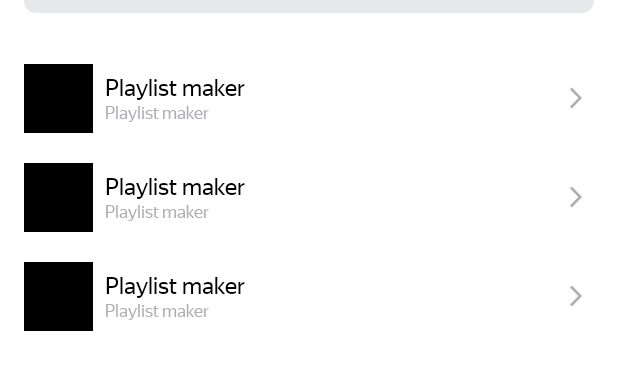
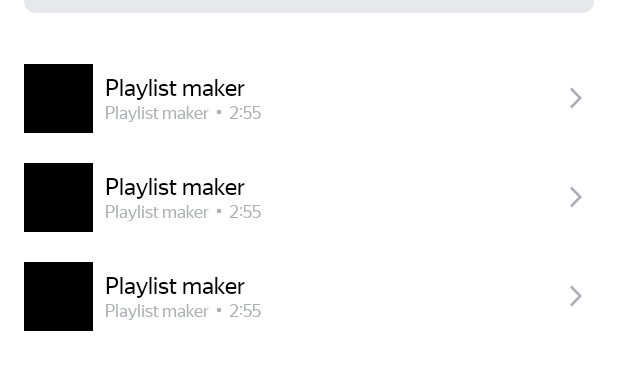
Before and after one commit to SafarySun/PlaylistMaker, an Android app: the layout activity_search.xml on its own in the app's theme, with its tools: preview values and no code run, on a phone screen of 412 x 824 dp. Shown: the part 155-525 px from the top of the screen. Run offline under Robolectric (Android 15) with nearby library versions, the phone set to English and light mode, and no system bars.

Commit message:
RecyclerView-sprin10-N2

```diff
--- a/app/src/main/java/com/practicum/playlistmaker/MainActivity.kt
+++ b/app/src/main/java/com/practicum/playlistmaker/MainActivity.kt
@@ -1,14 +1,8 @@
 package com.practicum.playlistmaker
 
-import android.annotation.SuppressLint
 import android.content.Intent
-import android.net.Uri
 import androidx.appcompat.app.AppCompatActivity
 import android.os.Bundle
-import android.view.View
-import android.widget.Button
-import android.widget.ImageView
-import android.widget.Toast
 import com.google.android.material.button.MaterialButton
 
 class MainActivity : AppCompatActivity() {
--- a/app/src/main/java/com/practicum/playlistmaker/SettingsActivity.kt
+++ b/app/src/main/java/com/practicum/playlistmaker/SettingsActivity.kt
@@ -1,5 +1,6 @@
 package com.practicum.playlistmaker
 
+import android.annotation.SuppressLint
 import android.content.Context
 import android.content.Intent
 import android.content.SharedPreferences
@@ -14,6 +15,7 @@ import android.widget.Switch
 
 class SettingsActivity : AppCompatActivity() {
     private lateinit var sharedPrefs: SharedPreferences
+    @SuppressLint("UseSwitchCompatOrMaterialCode")
     override fun onCreate(savedInstanceState: Bundle?) {
         super.onCreate(savedInstanceState)
         setContentView(R.layout.activity_settings)
@@ -40,7 +42,7 @@ class SettingsActivity : AppCompatActivity() {
         val writeSupport = findViewById<FrameLayout>(R.id.btn_write_support)
         writeSupport.setOnClickListener {
 
-            val messageIntent = Intent(Intent.ACTION_SENDTO).apply {
+            Intent(Intent.ACTION_SENDTO).apply {
                 data = Uri.parse("mailto:")
                 putExtra(Intent.EXTRA_EMAIL, arrayOf(getString(R.string.adress_email)))
                 putExtra(Intent.EXTRA_SUBJECT, getString(R.string.text_theme))
@@ -54,7 +56,7 @@ class SettingsActivity : AppCompatActivity() {
             val shareIntent = Intent(Intent.ACTION_SEND)
             shareIntent.putExtra(Intent.EXTRA_TEXT,getString(R.string.adress_android)
             )
-            shareIntent.setType("text/plain")
+            shareIntent.type = "text/plain"
             startActivity(Intent.createChooser(shareIntent, getString(R.string.share)))
         }
         //Пользовательское Соглашение
--- /dev/null
+++ b/app/src/main/res/drawable/point.xml
@@ -0,0 +1,9 @@
+<vector xmlns:android="http://schemas.android.com/apk/res/android"
+    android:width="13dp"
+    android:height="13dp"
+    android:viewportWidth="13"
+    android:viewportHeight="13">
+  <path
+      android:pathData="M6.5,6.5m-1.5,0a1.5,1.5 0,1 1,3 0a1.5,1.5 0,1 1,-3 0"
+      android:fillColor="@color/YP_Text_Gray"/>
+</vector>
--- a/app/src/main/res/layout/track_frame.xml
+++ b/app/src/main/res/layout/track_frame.xml
@@ -12,6 +12,7 @@
         android:layout_height="@dimen/avtor_image"
         tools:src="@color/black"
         android:layout_gravity="center"/>
+
 
     <LinearLayout
         android:layout_width="0dp"
@@ -29,17 +30,46 @@
         android:textColor="@color/day_night"
         android:textFontWeight="400"
         tools:text="@string/app_name" />
+
+        <LinearLayout
+            android:layout_width="wrap_content"
+            android:layout_height="wrap_content"
+            android:orientation="horizontal">
+
             <TextView
                 android:id="@+id/artist_name"
-            android:layout_width="match_parent"
+                android:layout_width="0dp"
                 android:layout_height="wrap_content"
+                android:layout_weight="1"
                 android:fontFamily="@font/ys_display_regular"
                 android:textFontWeight="400"
                 android:maxLines="1"
                 android:textSize="12sp"
                 android:textColor="@color/YP_Text_Gray"
+                android:ellipsize="end"
                 tools:text="@string/app_name" />
 
+            <ImageView
+                android:layout_width="wrap_content"
+                android:layout_height="wrap_content"
+                android:src="@drawable/point" />
+
+            <TextView
+                android:id="@+id/track_time"
+                android:layout_width="wrap_content"
+                android:layout_height="wrap_content"
+
+                android:fontFamily="@font/ys_display_regular"
+                android:textFontWeight="400"
+                android:maxLines="1"
+                android:textSize="12sp"
+                android:textColor="@color/YP_Text_Gray"
+                android:ellipsize="end"
+                tools:text="2:55" />
+
+
+
+    </LinearLayout>
 </LinearLayout>
 
     <ImageView
```
Also changed, not shown: app/src/main/java/com/practicum/playlistmaker/TrackViewHolder.kt (+5 -7 lines), app/src/main/res/drawable/placeholder.xml (added, +9 -0 lines). Lines whose indentation alone changed are shown as unchanged.
